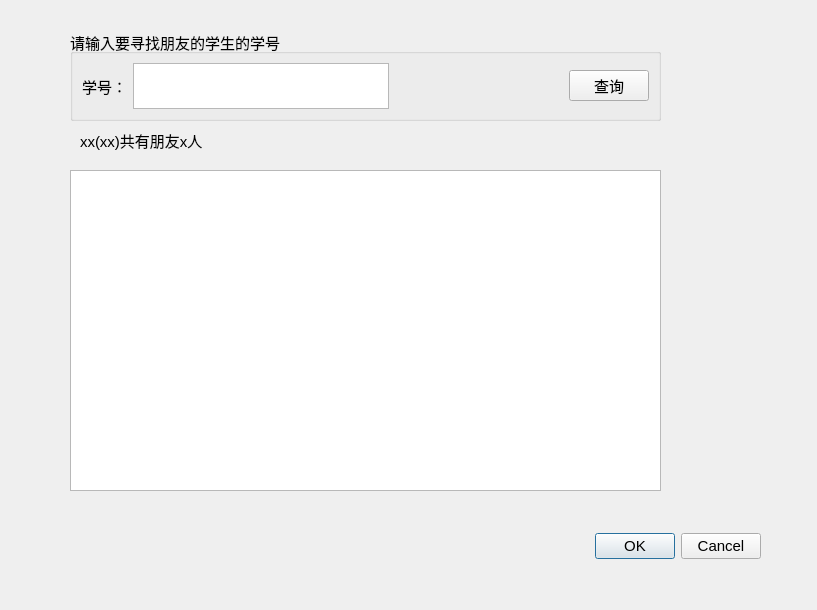
Qt form get_friends.ui (2205794866/Hustcards_v2) before a commit.
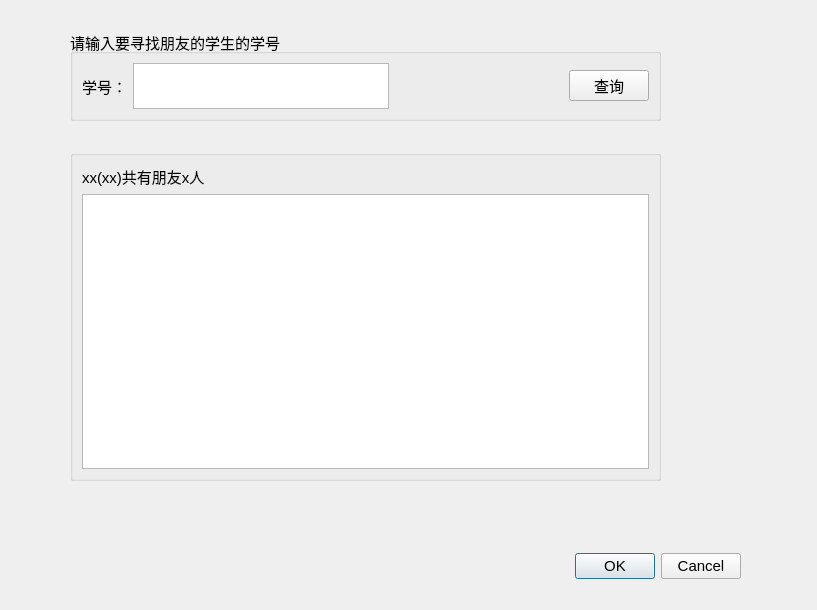
The same form after that commit.

Commit message: 优化 朋友查询

The edit to the form file:
```diff
--- a/get_friends.ui
+++ b/get_friends.ui
@@ -21,8 +21,8 @@
   <widget class="QDialogButtonBox" name="buttonBox">
    <property name="geometry">
     <rect>
-     <x>420</x>
-     <y>530</y>
+     <x>400</x>
+     <y>550</y>
      <width>341</width>
      <height>32</height>
     </rect>
@@ -79,28 +79,30 @@
     </item>
    </layout>
   </widget>
-  <widget class="QTableView" name="stu_table">
+  <widget class="QGroupBox" name="groupBox_2">
    <property name="geometry">
     <rect>
      <x>70</x>
-     <y>170</y>
+     <y>150</y>
      <width>591</width>
-     <height>321</height>
+     <height>331</height>
     </rect>
    </property>
-  </widget>
-  <widget class="QLabel" name="tips">
-   <property name="geometry">
-    <rect>
-     <x>80</x>
-     <y>130</y>
-     <width>151</width>
-     <height>21</height>
-    </rect>
+   <property name="title">
+    <string/>
    </property>
-   <property name="text">
-    <string>xx(xx)共有朋友x人</string>
-   </property>
+   <layout class="QVBoxLayout" name="verticalLayout">
+    <item>
+     <widget class="QLabel" name="tips">
+      <property name="text">
+       <string>xx(xx)共有朋友x人</string>
+      </property>
+     </widget>
+    </item>
+    <item>
+     <widget class="QTableView" name="stu_table"/>
+    </item>
+   </layout>
   </widget>
  </widget>
  <resources/>
```
The commit also changes 1 other file.
